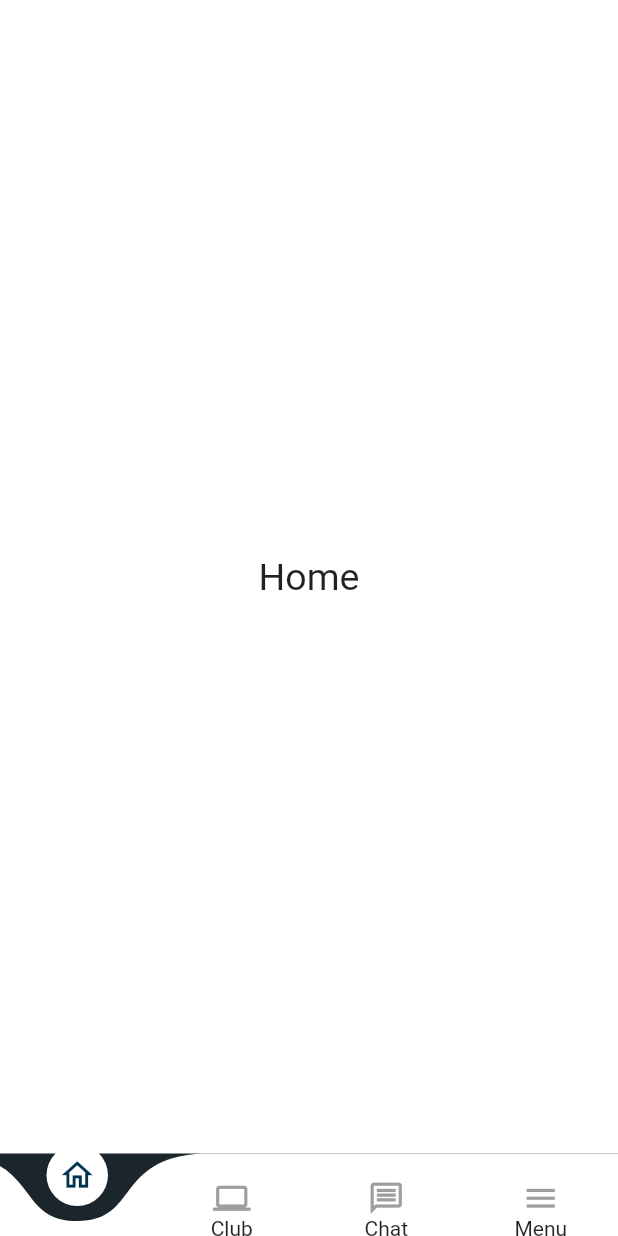
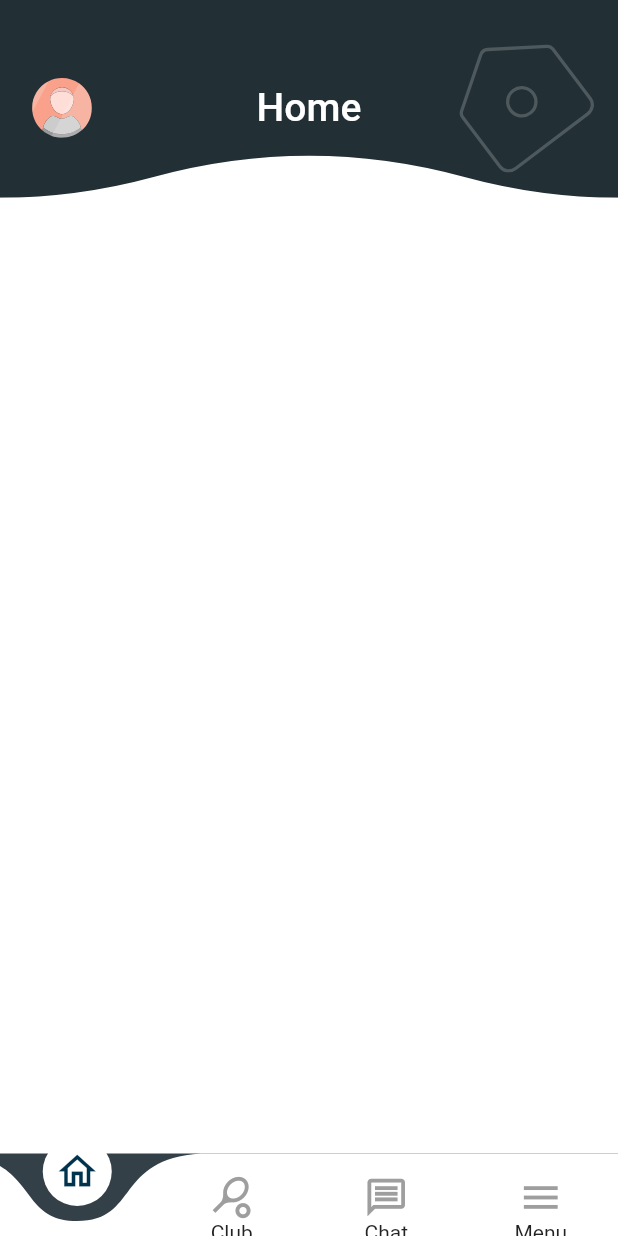
Before and after one commit to El-Sayed-Mustafa/Tennis-App, a Flutter app: the screen it shows after launch, on a phone screen of 412 x 824 dp. Run offline on Flutter 3.47's test engine with Material 2 defaults, Android fonts, the phone set to English and light mode, and no system bars; drawn by our look-alikes of curved_navigation_bar; our stand-ins replace bloc, carousel_slider, firebase_auth, firebase_core, flutter_bloc, flutter_svg and 5 more; accounts and stored records are empty; Roboto replaces fonts that are missing (Poppins).

Commit message:
app bar for home screens

```diff
--- a/lib/Featured/home/home_screen.dart
+++ b/lib/Featured/home/home_screen.dart
@@ -1,12 +1,21 @@
 import 'package:flutter/material.dart';
+import 'package:flutter_svg/svg.dart';
+import 'package:tennis_app/core/utils/widgets/app_bar_wave.dart';
 
 class HomeScreen extends StatelessWidget {
   const HomeScreen({super.key});
 
   @override
   Widget build(BuildContext context) {
-    return const Center(
-      child: Text('Home', style: TextStyle(fontSize: 25)),
+    return Scaffold(
+      body: AppBarWaveHome(
+        prefixIcon: SvgPicture.asset(
+          'assets/images/profile-icon.svg',
+          fit: BoxFit.contain,
+        ),
+        text: 'Home',
+        suffixIconPath: 'assets/images/app-bar-icon.svg',
+      ),
     );
   }
 }
--- a/lib/Featured/navigation_bar/navigation_bar_screen.dart
+++ b/lib/Featured/navigation_bar/navigation_bar_screen.dart
@@ -36,7 +36,7 @@ class NavigationBarScreen extends StatelessWidget {
                 index: 0,
               ),
               NavigationBarItem(
-                icon: Icons.computer,
+                icon: Icons.sports_tennis,
                 label: 'Club',
                 index: 1,
               ),
@@ -53,7 +53,7 @@ class NavigationBarScreen extends StatelessWidget {
             ],
             color: Colors.white,
             buttonBackgroundColor: Colors.white,
-            backgroundColor: const Color(0xFF1B262C),
+            backgroundColor: Color.fromARGB(255, 51, 64, 71),
             animationCurve: Curves.easeInOut,
             animationDuration: const Duration(milliseconds: 400),
             onTap: (index) {
--- a/lib/Featured/navigation_bar/widgets/navigation_bar_item.dart
+++ b/lib/Featured/navigation_bar/widgets/navigation_bar_item.dart
@@ -26,7 +26,7 @@ class NavigationBarItem extends StatelessWidget {
       children: [
         Icon(
           icon,
-          size: 25,
+          size: 30,
           color: isSelected ? const Color(0xFF00344E) : Colors.grey,
         ),
         if (!isSelected) Text(label),
--- a/lib/core/utils/widgets/app_bar_clipper.dart
+++ b/lib/core/utils/widgets/app_bar_clipper.dart
@@ -7,16 +7,16 @@ class AppBarClipper extends CustomClipper<Path> {
     path.lineTo(0, size.height);
 
     var firstStart = Offset(size.width / 8, size.height);
-    var firstEnd = Offset(size.width / 4, size.height - 10);
+    var firstEnd = Offset(size.width / 4, size.height - 14);
     path.quadraticBezierTo(
         firstStart.dx, firstStart.dy, firstEnd.dx, firstEnd.dy);
 
-    var secondStart = Offset(size.width - (size.width / 2), size.height - 37);
-    var secondEnd = Offset(size.width - (size.width / 3.7), size.height - 15);
+    var secondStart = Offset(size.width - (size.width / 2), size.height - 42);
+    var secondEnd = Offset(size.width - (size.width / 4), size.height - 14);
     path.quadraticBezierTo(
         secondStart.dx, secondStart.dy, secondEnd.dx, secondEnd.dy);
 
-    var thirdStart = Offset(size.width - (size.width / 8), size.height - 2);
+    var thirdStart = Offset(size.width - (size.width / 8), size.height);
     var thirdEnd = Offset(size.width, size.height);
     path.quadraticBezierTo(
         thirdStart.dx, thirdStart.dy, thirdEnd.dx, thirdEnd.dy);
--- /dev/null
+++ b/lib/core/utils/widgets/app_bar_wave.dart
@@ -0,0 +1,71 @@
+import 'package:flutter/material.dart';
+import 'package:flutter_svg/svg.dart';
+
+import 'app_bar_clipper.dart';
+
+class AppBarWaveHome extends StatelessWidget {
+  final Widget prefixIcon;
+  final String text;
+  final String suffixIconPath;
+
+  const AppBarWaveHome({
+    Key? key,
+    required this.prefixIcon,
+    required this.text,
+    required this.suffixIconPath,
+  }) : super(key: key);
+
+  @override
+  Widget build(BuildContext context) {
+    final screenWidth = MediaQuery.of(context).size.width;
+    final screenHeight = MediaQuery.of(context).size.height;
+
+    return Stack(
+      children: [
+        SizedBox(
+          height: screenHeight * 0.16,
+          width: screenWidth,
+          child: ClipPath(
+            clipper: AppBarClipper(),
+            child: Container(
+              color: const Color.fromARGB(255, 34, 47, 53),
+              padding: const EdgeInsets.only(top: 12, right: 16, left: 16),
+              child: Row(
+                mainAxisAlignment: MainAxisAlignment.spaceBetween,
+                crossAxisAlignment: CrossAxisAlignment.center,
+                children: [
+                  SizedBox(
+                    width: screenWidth * 0.22,
+                    height: screenHeight * 0.22,
+                    child: Padding(
+                      padding: const EdgeInsets.only(
+                          top: 40.0, right: 40, bottom: 40),
+                      child: prefixIcon,
+                    ),
+                  ),
+                  Text(
+                    text,
+                    style: const TextStyle(
+                      color: Colors.white,
+                      fontSize: 26,
+                      fontFamily: 'Poppins',
+                      fontWeight: FontWeight.w500,
+                    ),
+                  ),
+                  SizedBox(
+                    width: screenWidth * 0.22,
+                    height: screenHeight * 0.22,
+                    child: SvgPicture.asset(
+                      suffixIconPath,
+                      fit: BoxFit.contain,
+                    ),
+                  ),
+                ],
+              ),
+            ),
+          ),
+        ),
+      ],
+    );
+  }
+}
```
Also changed, not shown: lib/Featured/chats/chat_screen.dart (+12 -2 lines), lib/Featured/club/club_screen.dart (+12 -3 lines), lib/Featured/menu/menu_screen.dart (+12 -3 lines), assets/images/app-bar-icon.svg (added), assets/images/profile-icon.svg (added).
